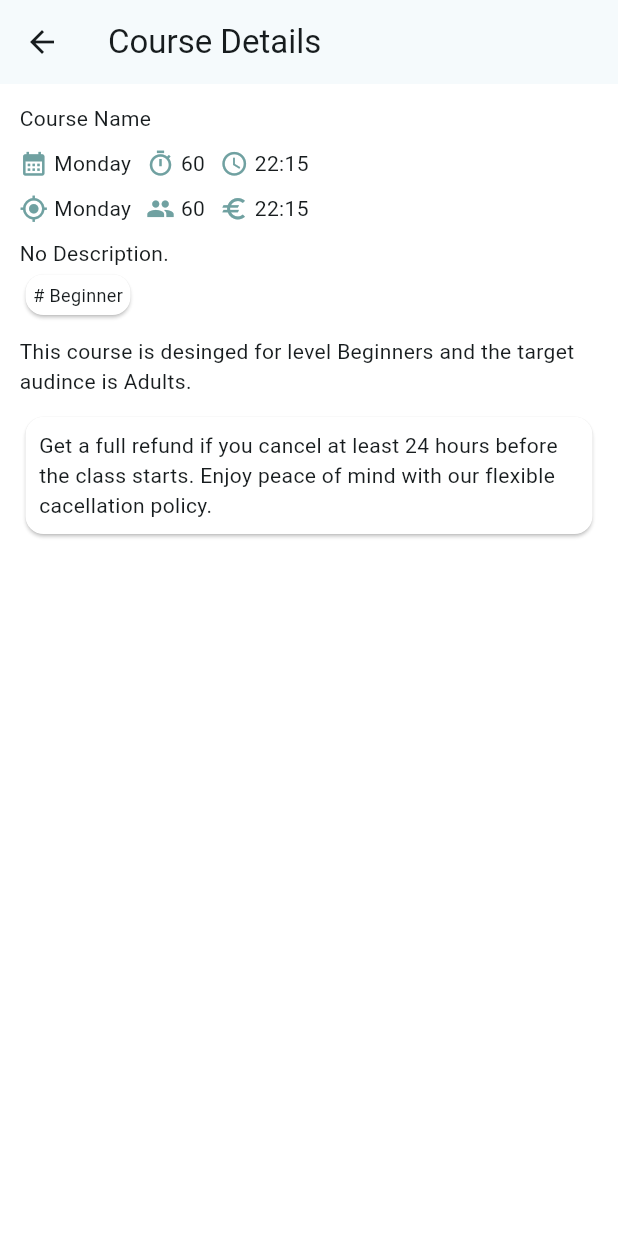
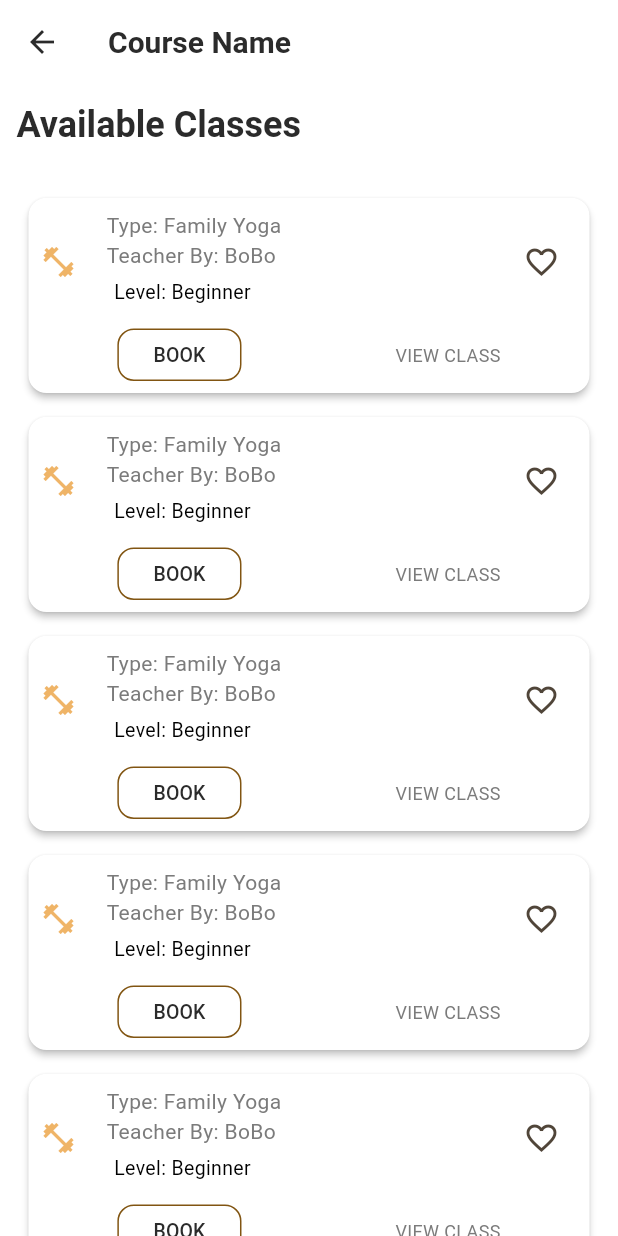
Before and after one commit to AungPyae-Phyo/yoga_client, a Flutter app: the screen it shows after launch, after a tap on "View", on a phone screen of 412 x 824 dp. Run offline on Flutter 3.47's test engine with Material 3 defaults, Android fonts, the phone set to English and light mode, and no system bars.

Commit message:
design and color changes

```diff
--- a/lib/common/bottom_nav/bottom_nav_screen.dart
+++ b/lib/common/bottom_nav/bottom_nav_screen.dart
@@ -1,6 +1,6 @@
 import 'package:flutter/material.dart';
+import 'package:yoga_client/features/booking/booking_screen.dart';
 import 'package:yoga_client/features/home/presentation/screens/home_screen.dart';
-
 import '../../config/constants/colors.dart';
 import '../../features/add_to_cart/add_to_cart_screen.dart';
 
@@ -15,9 +15,10 @@ class _BottomNavState extends State<BottomNav> {
   int selectedIndex = 0;
   @override
   Widget build(BuildContext context) {
-    List<Widget> widgetOptions = <Widget>[
-      HomeScreen(),
-      AddToCartScreen(),
+    List<Widget> widgetOptions = [
+      const HomeScreen(),
+      const BookingScreen(),
+      const AddToCartScreen(),
     ];
     void onTap(index) {
       setState(() {
@@ -30,12 +31,11 @@ class _BottomNavState extends State<BottomNav> {
       bottomNavigationBar: BottomNavigationBar(
         type: BottomNavigationBarType.fixed,
         elevation: 20,
-        //   selectedItemColor: Colors.black,
         showSelectedLabels: true,
         showUnselectedLabels: true,
         onTap: onTap,
         selectedIconTheme:
-           const IconThemeData(color: ColorConst.lightTeal, size: 32.0),
+            const IconThemeData(color: ColorConst.lightAccent, size: 32.0),
         currentIndex: selectedIndex,
         items: const [
           BottomNavigationBarItem(
@@ -43,17 +43,13 @@ class _BottomNavState extends State<BottomNav> {
             label: "Home",
           ),
           BottomNavigationBarItem(
-            icon: Icon(Icons.save),
+            icon: Icon(Icons.book),
+            label: "Booking List",
+          ),
+          BottomNavigationBarItem(
+            icon: Icon(Icons.shopping_cart),
             label: "Cart",
           ),
-          // BottomNavigationBarItem(
-          //   icon: Icon(Icons.message_rounded),
-          //   label: "Message",
-          // ),
-          // BottomNavigationBarItem(
-          //   icon: Icon(Icons.person),
-          //   label: "Profile",
-          // ),
         ],
       ),
     );
--- a/lib/common/level/difficulity.dart
+++ b/lib/common/level/difficulity.dart
@@ -1,11 +1,24 @@
 import 'package:flutter/material.dart';
-import 'package:yoga_client/config/theme.dart';
 
-// Enum to represent difficulty levels
+import '../../config/constants/text_styles.dart';
+
 enum DifficultyLevel {
   beginner,
   intermediate,
   advanced,
+}
+
+extension DifficultyLevelExtension on DifficultyLevel {
+  String get label {
+    switch (this) {
+      case DifficultyLevel.beginner:
+        return 'Beginner';
+      case DifficultyLevel.intermediate:
+        return 'Intermediate';
+      case DifficultyLevel.advanced:
+        return 'Advanced';
+    }
+  }
 }
 
 class DifficulityLevel extends StatelessWidget {
@@ -15,26 +28,18 @@ class DifficulityLevel extends StatelessWidget {
 
   @override
   Widget build(BuildContext context) {
-    String label;
-    switch (level) {
-      case DifficultyLevel.beginner:
-        label = 'Beginner';
-        break;
-      case DifficultyLevel.intermediate:
-        label = 'Intermediate';
-        break;
-      case DifficultyLevel.advanced:
-        label = 'Advanced';
-        break;
-    }
-    return Card(
-      elevation: 1,
-      child: Padding(
-          padding: const EdgeInsets.all(5),
-          child: Text(
-            '# ' + label,
-            style: lable,
-          )),
+    final theme = Theme.of(context);
+    final isDarkMode = theme.brightness == Brightness.dark;
+
+    final cardColor = theme.cardTheme.color;
+    final textColor = isDarkMode ? Colors.white : Colors.black;
+
+    return Padding(
+      padding: const EdgeInsets.all(5.0),
+      child: Text(
+        'Level: ${level.label}',
+        style: TextStyles.noticeText.copyWith(color: textColor),
+      ),
     );
   }
 }
--- a/lib/common/widgets/custom_button.dart
+++ b/lib/common/widgets/custom_button.dart
@@ -1,10 +1,10 @@
 import 'package:flutter/material.dart';
-
 import '../../config/constants/colors.dart';
 
 class CustomButton extends StatelessWidget {
   final VoidCallback? onTap;
   final String buttonName;
+
   const CustomButton({
     super.key,
     this.onTap,
@@ -13,19 +13,27 @@ class CustomButton extends StatelessWidget {
 
   @override
   Widget build(BuildContext context) {
-    final deviceWidth = MediaQuery.of(context).size.width;
-    return OutlinedButton(
-      style: OutlinedButton.styleFrom(
-          side: const BorderSide(color: ColorConst.lightTeal),
-          shape:
-              RoundedRectangleBorder(borderRadius: BorderRadius.circular(12))),
-      onPressed: onTap,
-      child: Center(
-        child: Text(
-          buttonName,
-          style: const TextStyle(
-            fontSize: 16,
-            color: ColorConst.lightTeal,
+    // Get the current theme's color scheme
+    final colorScheme = Theme.of(context).colorScheme;
+
+    return SizedBox(
+      height: 35,
+      child: OutlinedButton(
+        style: OutlinedButton.styleFrom(
+          side: BorderSide(color: colorScheme.primary),
+          shape: RoundedRectangleBorder(
+            borderRadius: BorderRadius.circular(11),
+          ),
+          backgroundColor: colorScheme.surface,
+        ),
+        onPressed: onTap,
+        child: Center(
+          child: Text(
+            buttonName,
+            style: TextStyle(
+              fontSize: 13,
+              color: colorScheme.onSurface,
+            ),
           ),
         ),
       ),
--- /dev/null
+++ b/lib/common/widgets/custom_fillbutton.dart
@@ -0,0 +1,37 @@
+import 'package:flutter/material.dart';
+
+class CustomFillButton extends StatefulWidget {
+  final String text;
+  final VoidCallback? onTap;
+  const CustomFillButton({super.key, required this.text, this.onTap});
+
+  @override
+  State<CustomFillButton> createState() => _CustomFillButtonState();
+}
+
+class _CustomFillButtonState extends State<CustomFillButton> {
+  @override
+  Widget build(BuildContext context) {
+    final deviceWidth = MediaQuery.of(context).size.width;
+    return Padding(
+      padding: EdgeInsets.symmetric(
+          horizontal: deviceWidth * 0.06, vertical: deviceWidth * 0.1),
+      child: SizedBox(
+        height: deviceWidth / 7.5,
+        child: FilledButton(
+            style: ButtonStyle(
+              shape: WidgetStatePropertyAll(
+                RoundedRectangleBorder(
+                  borderRadius: BorderRadius.circular(
+                      12.0), // Adjust the radius as needed
+                ),
+              ),
+            ),
+            onPressed: () {
+              widget.onTap;
+            },
+            child: Text(widget.text)),
+      ),
+    );
+  }
+}
--- a/lib/config/constants/colors.dart
+++ b/lib/config/constants/colors.dart
@@ -1,17 +1,22 @@
 import 'dart:ui';
 
 class ColorConst {
+  static const lightBackground = Color(0xFFF7F5F2);
+  static const lightTextPrimary = Color(0xFF2B2B2B);
+  static const lightTextSecondary = Color(0xFF7B7B7B);
+  static const lightCardBackground = Color(0xFFFFFFFF);
+  static const lightAccent = Color(0xFFEFB467);
+  static const lightBorder = Color(0xFFE0E0E0);
 
-  //Light Theme Color
-  static const Color softBlue = Color(0xFF88C0D0);
-  static const Color lightTeal = Color(0xFF70A1A1);
-  static const Color mutedTeal = Color(0xFFA5D8D8);
-
-  //Dark Theme Color
-  static const Color darkSoftBlue = Color(0xFF4F6D7A);
-  static const Color darkTeal = Color(0xFF436460);
-  static const Color mutedDarkTeal = Color(0xFF5F8A8A);
-
+  // Dark Theme Colors
+  static const darkBackground = Color(0xFF1E1E1E);
+  static const darkTextPrimary = Color(0xFFFFFFFF);
+  static const darkTextSecondary = Color(0xFFB0B0B0);
+  static const darkCardBackground = Color(0xFF2B2B2B);
+  static const darkAccent = Color(0xFFEFB467);
+  static const darkBorder = Color(0xFF3A3A3A);
 
   static const Color errorColor = Color.fromARGB(255, 255, 100, 111);
+  static const Color white = Color(0xFFFFFFFF);
+  static const Color black = Color(0xFF000000);
 }
--- /dev/null
+++ b/lib/config/constants/text_styles.dart
@@ -0,0 +1,33 @@
+import 'package:flutter/material.dart';
+import 'colors.dart';
+
+class TextStyles {
+  static const TextStyle cardTitle = TextStyle(
+    fontSize: 16,
+    fontWeight: FontWeight.w600,
+  );
+
+  static const TextStyle label = TextStyle(
+    fontSize: 12,
+    fontWeight: FontWeight.w400,
+  );
+
+  static const TextStyle noticeText = TextStyle(
+    fontSize: 13,
+    fontWeight: FontWeight.w400,
+  );
+
+  static const TextStyle textSpan = TextStyle(
+    fontSize: 14,
+    fontWeight: FontWeight.bold,
+    decoration: TextDecoration.underline,
+    decorationColor: ColorConst.darkAccent,
+    color: ColorConst.darkAccent,
+  );
+
+  static const TextStyle errorText = TextStyle(
+    fontSize: 13,
+    fontWeight: FontWeight.bold,
+    color: ColorConst.errorColor,
+  );
+}
--- a/lib/config/theme.dart
+++ b/lib/config/theme.dart
@@ -1,69 +1,116 @@
 import 'package:flutter/material.dart';
-
 import 'constants/colors.dart';
 
 class MyTheme {
   MyTheme._();
 
+  // Light Theme Configuration
   static ThemeData get lightTheme {
-    final scheme =
-        ColorScheme.fromSeed(seedColor: ColorConst.softBlue).copyWith(
-      primary: ColorConst.softBlue,
+    final scheme = ColorScheme.fromSeed(
+      seedColor: ColorConst.lightAccent,
+      brightness: Brightness.light,
+      surface: ColorConst.lightCardBackground,
+      onSurface: ColorConst.lightTextPrimary,
     );
+
     return ThemeData(
       brightness: Brightness.light,
-      scaffoldBackgroundColor: Colors.white,
+      //scaffoldBackgroundColor: ColorConst.lightBackground,
       colorScheme: scheme,
-      cardTheme: lightCardTheme,
+      cardTheme: CardTheme(
+        color: ColorConst.white,
+        elevation: 2,
+        //   surfaceTintColor: ColorConst.lightAccent,
+        shape: RoundedRectangleBorder(
+          borderRadius: BorderRadius.circular(12.0),
+          // side: BorderSide(color: ColorConst.lightBorder),
+        ),
+      ),
+      appBarTheme: const AppBarTheme(
+        backgroundColor: ColorConst.lightCardBackground,
+        elevation: 0,
+        iconTheme: IconThemeData(color: ColorConst.lightTextPrimary),
+        titleTextStyle: TextStyle(
+          color: ColorConst.lightTextPrimary,
+          fontWeight: FontWeight.bold,
+          fontSize: 20,
+        ),
+      ),
       filledButtonTheme: FilledButtonThemeData(
         style: FilledButton.styleFrom(
-          minimumSize: const Size(100, 48),
           backgroundColor: scheme.primary,
+          foregroundColor: ColorConst.white,
+          shape: RoundedRectangleBorder(
+            borderRadius: BorderRadius.circular(12),
+          ),
+          padding: const EdgeInsets.symmetric(vertical: 14, horizontal: 24),
         ),
       ),
+      textTheme: const TextTheme(
+        headlineSmall: TextStyle(
+          color: ColorConst.lightTextPrimary,
+          fontWeight: FontWeight.bold,
+        ),
+        bodyMedium: TextStyle(color: ColorConst.lightTextSecondary),
+      ),
+      dividerColor: ColorConst.lightBorder,
     );
   }
 
+  // Dark Theme Configuration
   static ThemeData get darkTheme {
-    final darkScheme = const ColorScheme.dark(
-      primary: ColorConst.darkSoftBlue,
-      secondary: ColorConst.darkTeal,
-    ).copyWith(
-      surface: Colors.black,
+    final darkScheme = ColorScheme(
+      brightness: Brightness.dark,
+      primary: ColorConst.darkAccent,
+      onPrimary: ColorConst.darkTextPrimary,
+      secondary: ColorConst.darkAccent,
+      onSecondary: ColorConst.darkTextPrimary,
+      surface: ColorConst.darkCardBackground,
+      onSurface: ColorConst.darkTextPrimary,
+      error: Colors.redAccent,
+      onError: Colors.white,
     );
 
     return ThemeData(
       brightness: Brightness.dark,
-      scaffoldBackgroundColor: Colors.black,
+      scaffoldBackgroundColor: ColorConst.darkBackground,
       colorScheme: darkScheme,
-      cardTheme: darkCardTheme,
+      cardTheme: CardTheme(
+        //  color: ColorConst.darkCardBackground,
+        elevation: 10,
+        //  surfaceTintColor: ColorConst.darkAccent,
+        shape: RoundedRectangleBorder(
+          borderRadius: BorderRadius.circular(12.0),
+        ),
+      ),
+      appBarTheme: const AppBarTheme(
+        backgroundColor: ColorConst.darkCardBackground,
+        elevation: 0,
+        iconTheme: IconThemeData(color: ColorConst.darkTextPrimary),
+        titleTextStyle: TextStyle(
+          color: ColorConst.darkTextPrimary,
+          fontWeight: FontWeight.bold,
+          fontSize: 20,
+        ),
+      ),
       filledButtonTheme: FilledButtonThemeData(
         style: FilledButton.styleFrom(
-          minimumSize: const Size(100, 48),
           backgroundColor: darkScheme.primary,
+          foregroundColor: ColorConst.white,
+          shape: RoundedRectangleBorder(
+            borderRadius: BorderRadius.circular(12),
+          ),
+          padding: const EdgeInsets.symmetric(vertical: 14, horizontal: 24),
         ),
       ),
+      textTheme: const TextTheme(
+        headlineSmall: TextStyle(
+          color: ColorConst.darkTextPrimary,
+          fontWeight: FontWeight.bold,
+        ),
+        bodyMedium: TextStyle(color: ColorConst.darkTextSecondary),
+      ),
+      dividerColor: ColorConst.darkBorder,
     );
   }
-
-  static const lightCardTheme = CardTheme(
-    color: Colors.white,
-    elevation: 0.5,
-  );
-
-  static const darkCardTheme = CardTheme(
-    color: Color.fromARGB(255, 54, 57, 56), // Darker card background
-    elevation: 0.5,
-
-  );
 }
-
-const cardTitle = TextStyle(
-  fontSize: 15,
-  fontWeight: FontWeight.w600,
-);
-
-const lable = TextStyle(
-  fontSize: 12,
-  fontWeight: FontWeight.w400,
-);
--- a/lib/features/add_to_cart/add_to_cart_screen.dart
+++ b/lib/features/add_to_cart/add_to_cart_screen.dart
@@ -6,11 +6,11 @@ class AddToCartScreen extends StatelessWidget {
   @override
   Widget build(BuildContext context) {
     return Scaffold(
-      body: Column(
-        children: [
-          Text('Add To Cart')
-        ],
+      appBar: AppBar(
+        centerTitle: false,
+        title: const Text('Add to cart'),
       ),
+      body: Column(),
     );
   }
 }
--- /dev/null
+++ b/lib/features/booking/booking_screen.dart
@@ -0,0 +1,16 @@
+import 'package:flutter/material.dart';
+
+class BookingScreen extends StatelessWidget {
+  const BookingScreen({super.key});
+
+  @override
+  Widget build(BuildContext context) {
+    return Scaffold(
+      appBar: AppBar(
+        centerTitle: false,
+        title: Text('Booking List'),
+      ),
+
+    );
+  }
+}
--- /dev/null
+++ b/lib/features/class_detail/class_info.dart
@@ -0,0 +1,56 @@
+import 'package:flutter/material.dart';
+import 'package:yoga_client/common/widgets/custom_button.dart';
+import 'package:yoga_client/config/constants/colors.dart';
+
+import '../../common/level/difficulity.dart';
+import '../../config/constants/text_styles.dart';
+
+class ClassInfo extends StatelessWidget {
+  const ClassInfo({super.key});
+
+  @override
+  Widget build(BuildContext context) {
+    final deviceWidth = MediaQuery.of(context).size.width;
+    return GestureDetector(
+      onTap: () {},
+      child: Card(
+        margin: EdgeInsets.all(8),
+        child: Padding(
+          padding: EdgeInsets.all(8.0),
+          child: Column(
+            children: [
+              Row(
+                children: [
+                  Icon(
+                    Icons.fitness_center,
+                    color: ColorConst.lightAccent,
+                  ),
+                  SizedBox(width: 20),
+                  Column(
+                    crossAxisAlignment: CrossAxisAlignment.start,
+                    children: [
+                      Text('Type: Family Yoga'),
+                      Text('Teacher By: BoBo'),
+                      DifficulityLevel(level: DifficultyLevel.beginner),
+                    ],
+                  ),
+                  const Spacer(),
+                  IconButton(
+                      onPressed: () {}, icon: Icon(Icons.favorite_outline))
+                ],
+              ),
+              SizedBox(height: 10),
+              Row(mainAxisAlignment: MainAxisAlignment.spaceAround, children: [
+                CustomButton(buttonName: 'BOOK'),
+                Text(
+                  'VIEW CLASS',
+                  style: TextStyles.label,
+                )
+              ])
+            ],
+          ),
+        ),
+      ),
+    );
+  }
+}
--- /dev/null
+++ b/lib/features/course_detail/course_info.dart
@@ -0,0 +1,18 @@
+import 'package:flutter/material.dart';
+import 'package:yoga_client/features/home/presentation/widgets/info_item.dart';
+
+import '../../config/constants/colors.dart';
+
+class CourseInfo extends StatelessWidget {
+  const CourseInfo({
+    super.key,
+  });
+
+  @override
+  Widget build(BuildContext context) {
+    return const Card(
+      // surfaceTintColor: ColorConst.lightAccent,
+      child: Padding(padding: EdgeInsets.all(8.0), child: InfoItem()),
+    );
+  }
+}
--- /dev/null
+++ b/lib/features/course_detail/detail_screen.dart
@@ -0,0 +1,59 @@
+import 'package:flutter/material.dart';
+import 'package:yoga_client/features/class_detail/class_info.dart';
+import '../../common/level/difficulity.dart';
+
+class DetailScreen extends StatelessWidget {
+  const DetailScreen({super.key});
+
+  @override
+  Widget build(BuildContext context) {
+    final currentTheme = Theme.of(context);
+    final textTheme = currentTheme.textTheme;
+
+    return Scaffold(
+      appBar: AppBar(
+        title: const Text('Course Name'),
+      ),
+      body: SingleChildScrollView(
+        child: Padding(
+          padding: const EdgeInsets.all(11.0),
+          child: Column(
+            crossAxisAlignment: CrossAxisAlignment.start,
+            children: [
+              Text(
+                'Available Classes',
+                style: textTheme.headlineSmall?.copyWith(
+                  fontWeight: FontWeight.bold,
+                ),
+              ),
+              const SizedBox(height: 10),
+
+              // Padding(
+              //   padding: const EdgeInsets.only(left: 5),
+              //   child: Text(
+              //     'No Description.',
+              //     style: textTheme.bodyMedium,
+              //   ),
+              // ),
+              const SizedBox(height: 15),
+
+              // Adding the ListView.builder within the SingleChildScrollView
+              ListView.builder(
+                shrinkWrap: true,
+                physics: const NeverScrollableScrollPhysics(),
+                itemCount: 5, // Adjust this number as needed
+                itemBuilder: (BuildContext context, int index) {
+                  return const ClassInfo();
+                },
+              ),
+              const SizedBox(height: 20),
+
+              // Bottom button
+              // const CustomFillButton(text: 'Add to Cart'),
+            ],
+          ),
+        ),
+      ),
+    );
+  }
+}
--- a/lib/features/details/detail_screen.dart
+++ /dev/null
@@ -1,50 +0,0 @@
-import 'package:flutter/material.dart';
-import 'package:yoga_client/features/home/presentation/widgets/info_item.dart';
-
-import '../../common/level/difficulity.dart';
-
-class DetailScreen extends StatelessWidget {
-  const DetailScreen({super.key});
-
-  @override
-  Widget build(BuildContext context) {
-    return Scaffold(
-      appBar: AppBar(
-        title: const Text('Course Details'),
-      ),
-      body: const Padding(
-        padding: const EdgeInsets.all(13.0),
-        child: Column(
-          crossAxisAlignment: CrossAxisAlignment.start,
-          children: [
-            Text('Course Name'),
-            SizedBox(height: 10),
-            UpperRowItemInfo(),
-            SizedBox(
-              height: 10,
-            ),
-            LowerRowItemInfo(),
-            SizedBox(height: 10),
-            Text('No Description.'),
-            DifficulityLevel(
-              level: DifficultyLevel.beginner,
-            ),
-            SizedBox(height: 10),
-            Text(
-                'This course is desinged for level Beginners and the target audince is Adults.'),
-            SizedBox(height: 10),
-            Card(
-              elevation: 1,
-              //  color: const Color.fromARGB(255, 226, 236, 238),
-              child: Padding(
-                padding: const EdgeInsets.all(9.0),
-                child: Text(
-                    'Get a full refund if you cancel at least 24 hours before the class starts. Enjoy peace of mind with our flexible cacellation policy.'),
-              ),
-            ),
-          ],
-        ),
-      ),
-    );
-  }
-}
--- a/lib/features/home/presentation/screens/home_screen.dart
+++ b/lib/features/home/presentation/screens/home_screen.dart
@@ -1,5 +1,5 @@
 import 'package:flutter/material.dart';
-import '../widgets/info_card.dart';
+import '../../../course_detail/course_info.dart';
 
 class HomeScreen extends StatelessWidget {
   const HomeScreen({super.key});
@@ -9,15 +9,26 @@ class HomeScreen extends StatelessWidget {
     final deviceWidth = MediaQuery.of(context).size.width;
     return Scaffold(
       appBar: AppBar(
+        centerTitle: false,
+        actions: [
+          Padding(
+            padding: EdgeInsets.symmetric(horizontal: deviceWidth * 0.02),
+            child: IconButton(
+              onPressed: () {},
+              icon: const Icon(Icons.search),
+              iconSize: 25.5,
+            ),
+          )
+        ],
         title: const Text('Yoga App'),
       ),
       body: Padding(
         padding: EdgeInsets.symmetric(
-            horizontal: deviceWidth * 0.04, vertical: deviceWidth * 0.02),
+            horizontal: deviceWidth * 0.03, vertical: deviceWidth * 0.02),
         child: ListView.builder(
           itemCount: 20,
           itemBuilder: (BuildContext context, int index) {
-            return  const InfoCard();
+            return const CourseInfo();
           },
         ),
       ),
--- a/lib/features/home/presentation/widgets/info_card.dart
+++ /dev/null
@@ -1,20 +0,0 @@
-import 'package:flutter/material.dart';
-import 'package:yoga_client/features/home/presentation/widgets/info_item.dart';
-
-
-
-class InfoCard extends StatelessWidget {
-  const InfoCard({
-    super.key,
-  });
-
-  @override
-  Widget build(BuildContext context) {
-    return Card(
-        elevation: 1,
-        child: Padding(
-            padding: const EdgeInsets.all(8.0),
-            child: InfoItem()
-            ),);
-  }
-}
--- a/lib/features/home/presentation/widgets/info_item.dart
+++ b/lib/features/home/presentation/widgets/info_item.dart
@@ -1,9 +1,9 @@
 import 'package:flutter/material.dart';
-import 'package:yoga_client/features/details/detail_screen.dart';
+import 'package:yoga_client/features/course_detail/detail_screen.dart';
 
 import '../../../../common/widgets/custom_button.dart';
 import '../../../../config/constants/colors.dart';
-import '../../../../config/theme.dart';
+import '../../../../config/constants/text_styles.dart';
 
 class InfoItem extends StatelessWidget {
   const InfoItem({
@@ -15,15 +15,15 @@ class InfoItem extends StatelessWidget {
     return Column(
       crossAxisAlignment: CrossAxisAlignment.start,
       children: [
-        Text(
+        const Text(
           'Course Name',
-          style: cardTitle,
+          style: TextStyles.cardTitle,
         ),
-        SizedBox(height: 12),
-        UpperRowItemInfo(),
-        SizedBox(height: 10),
+        const SizedBox(height: 12),
+        const UpperRowItemInfo(),
+        const SizedBox(height: 10),
         LowerRowItemInfo(),
-        SizedBox(height: 10),
+        const SizedBox(height: 10),
         CustomButton(
             buttonName: 'View',
             onTap: () => Navigator.push(context,
@@ -44,7 +44,7 @@ class UpperRowItemInfo extends StatelessWidget {
       children: [
         Icon(
           Icons.calendar_month,
-          color: ColorConst.lightTeal,
+          color: ColorConst.darkAccent,
           size: 19,
         ),
         SizedBox(width: 4),
@@ -52,7 +52,7 @@ class UpperRowItemInfo extends StatelessWidget {
         SizedBox(width: 10),
         Icon(
           Icons.timer_outlined,
-          color: ColorConst.lightTeal,
+          color: ColorConst.darkAccent,
           size: 19,
         ),
         SizedBox(width: 4),
@@ -60,7 +60,7 @@ class UpperRowItemInfo extends StatelessWidget {
         SizedBox(width: 10),
         Icon(
           Icons.access_time,
-          color: ColorConst.lightTeal,
+          color: ColorConst.darkAccent,
           size: 19,
         ),
         SizedBox(width: 4),
@@ -81,7 +81,7 @@ class LowerRowItemInfo extends StatelessWidget {
       children: [
         Icon(
           Icons.gps_fixed_outlined,
-          color: ColorConst.lightTeal,
+          color: ColorConst.darkAccent,
           size: 19,
         ),
         SizedBox(width: 4),
@@ -89,7 +89,7 @@ class LowerRowItemInfo extends StatelessWidget {
         SizedBox(width: 10),
         Icon(
           Icons.people,
-          color: ColorConst.lightTeal,
+          color: ColorConst.darkAccent,
           size: 19,
         ),
         SizedBox(width: 4),
@@ -97,7 +97,7 @@ class LowerRowItemInfo extends StatelessWidget {
         SizedBox(width: 10),
         Icon(
           Icons.euro_sharp,
-          color: ColorConst.lightTeal,
+          color: ColorConst.darkAccent,
           size: 19,
         ),
         SizedBox(width: 4),
```
Also changed, not shown: lib/features/class_detail/class_detail_screen.dart (added), 10 other files.
